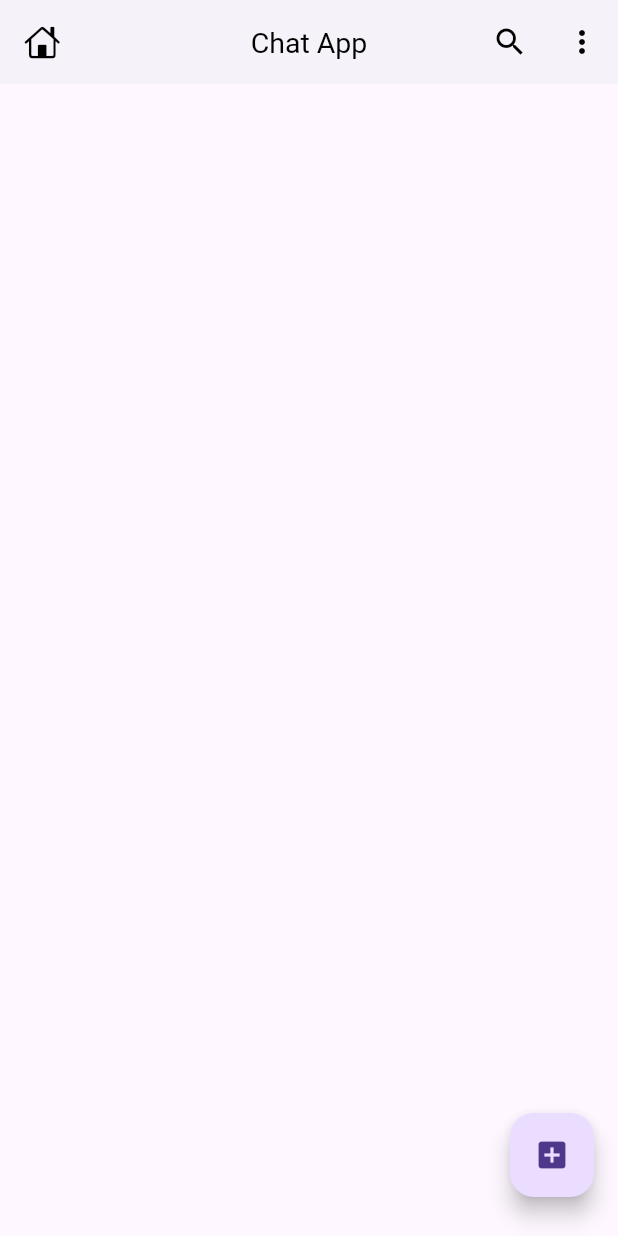
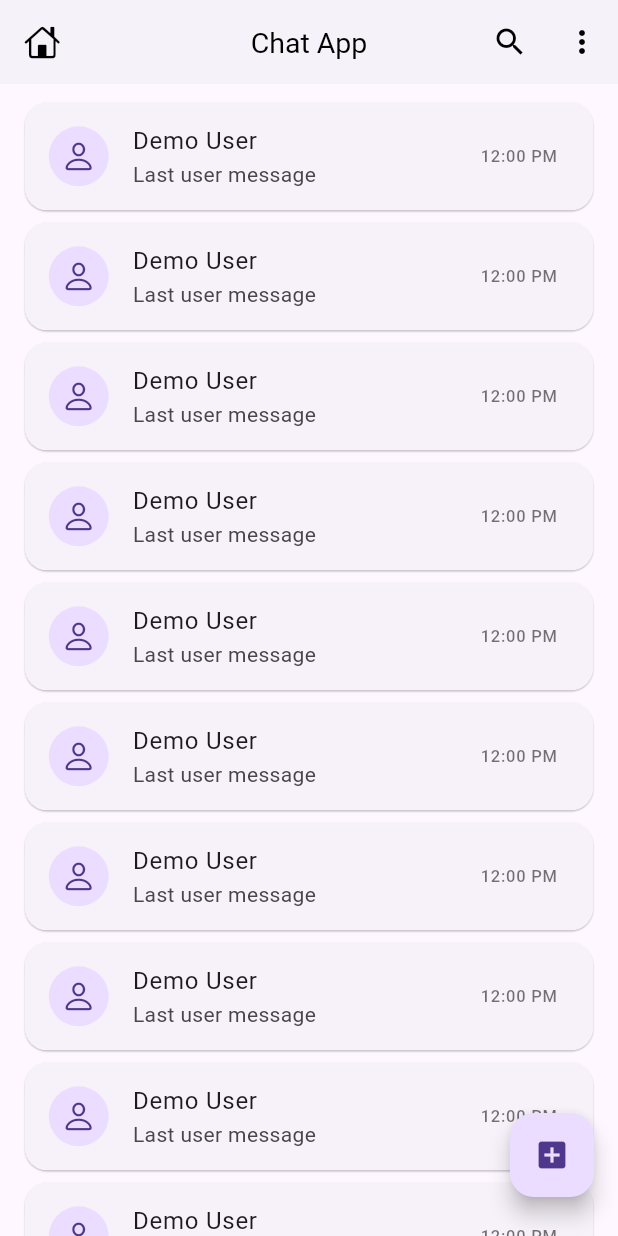
Before and after one commit to amisg/chatapp, a Flutter app: the HomeSreen screen opened directly, on a phone screen of 412 x 824 dp. Run offline on Flutter 3.47's test engine with Material 3 defaults, Android fonts, the phone set to English and light mode, and no system bars; our stand-ins replace firebase_auth, firebase_core, google_sign_in; accounts and stored records are empty.

Commit message:
chat user card

```diff
--- a/lib/screens/home_sreen.dart
+++ b/lib/screens/home_sreen.dart
@@ -1,4 +1,6 @@
 import 'package:chatapp/api/apis.dart';
+import 'package:chatapp/main.dart';
+import 'package:chatapp/widgets/chat_user_card.dart';
 import 'package:flutter/cupertino.dart';
 import 'package:flutter/material.dart';
 import 'package:google_sign_in/google_sign_in.dart';
@@ -38,6 +40,14 @@ class _HomePageState extends State<HomeSreen> {
           child: const Icon(Icons.add_box),
         ),
       ),
+      body: ListView.builder(
+        itemCount: 16,
+        padding: EdgeInsets.only(top: mq.height * .01),
+        physics: const BouncingScrollPhysics(),
+        itemBuilder: (context, index) {
+          return const ChatUserCard();
+        },
+      ),
     );
   }
 }
--- a/lib/widgets/chat_user_card.dart
+++ b/lib/widgets/chat_user_card.dart
@@ -1,3 +1,5 @@
+import 'package:chatapp/main.dart';
+import 'package:flutter/cupertino.dart';
 import 'package:flutter/material.dart';
 
 class ChatUserCard extends StatefulWidget {
@@ -10,6 +12,27 @@ class ChatUserCard extends StatefulWidget {
 class _ChatUserCardState extends State<ChatUserCard> {
   @override
   Widget build(BuildContext context) {
-    return Container();
+    return Card(
+      margin: EdgeInsets.symmetric(horizontal: mq.width * .04, vertical: 4),
+      // color: Colors.blue.shade100,
+      elevation: 0.5,
+      shape: RoundedRectangleBorder(borderRadius: BorderRadius.circular(15)),
+      child: InkWell(
+        onTap: () {},
+        child: const ListTile(
+          //user profile picture
+          leading: CircleAvatar(child: Icon(CupertinoIcons.person)),
+
+          //user name
+          title: Text('Demo User'),
+
+          //last message
+          subtitle: Text('Last user message', maxLines: 1),
+
+          //last message time
+          trailing: Text('12:00 PM', style: TextStyle(color: Colors.black54)),
+        ),
+      ),
+    );
   }
 }
```
